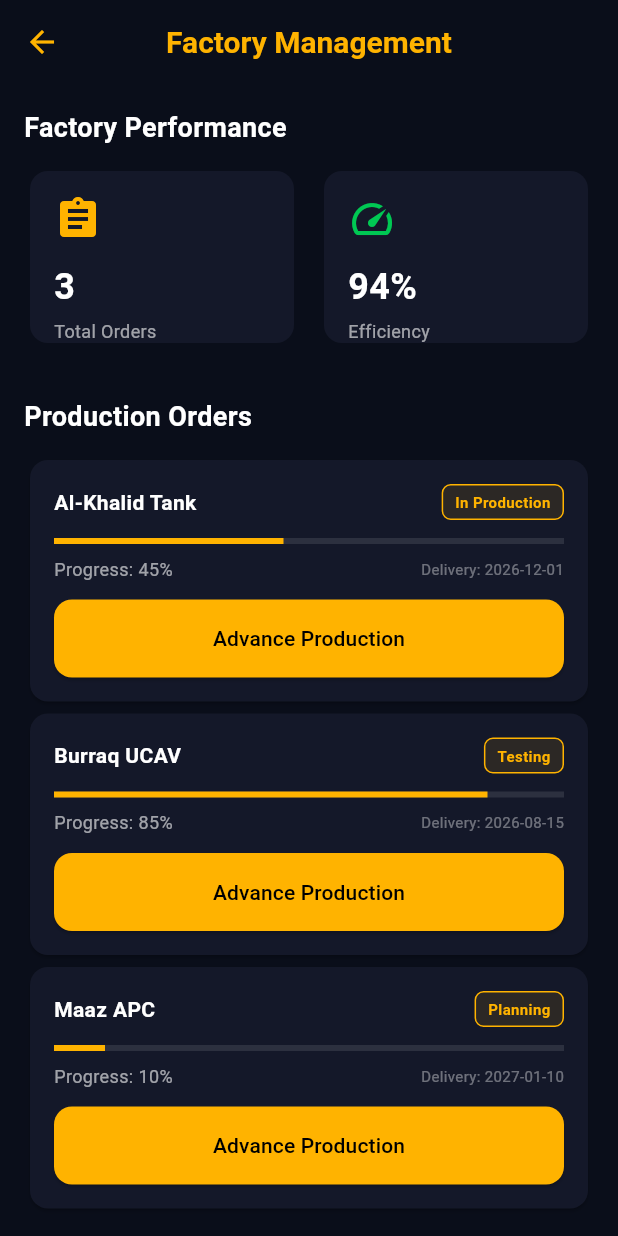
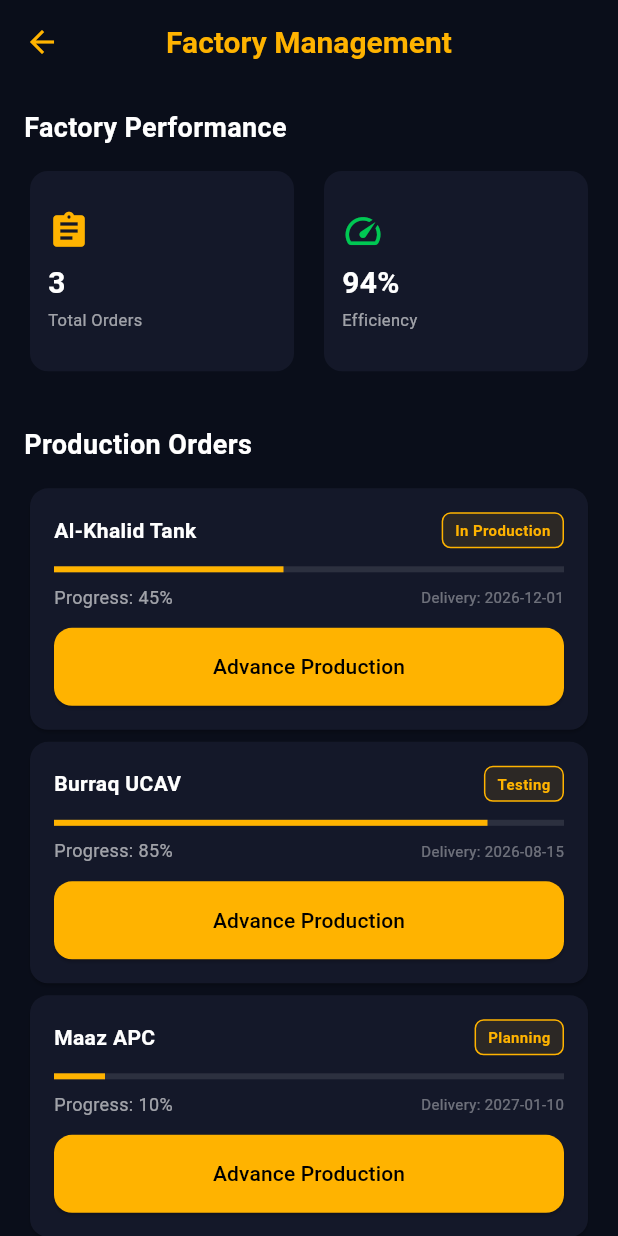
Before and after one commit to TheBilalButt/AMOPS, a Flutter app: the ManufacturingScreen screen opened directly, on a phone screen of 412 x 824 dp. Run offline on Flutter 3.47's test engine with Material 3 defaults, Android fonts, the phone set to English and light mode, and no system bars; our stand-ins replace cloud_firestore, firebase_auth, firebase_core, fl_chart, flutter_riverpod, lottie and 3 more; accounts and stored records are empty.

Commit message:
ui: resolve bottom layout overflows on small mobile screens in portrait mode

```diff
--- a/lib/screens/manufacturing/manufacturing_screen.dart
+++ b/lib/screens/manufacturing/manufacturing_screen.dart
@@ -38,7 +38,7 @@
               crossAxisCount: 2,
               crossAxisSpacing: 12,
               mainAxisSpacing: 12,
-              childAspectRatio: MediaQuery.of(context).orientation == Orientation.landscape ? 3.0 : 1.5,
+              childAspectRatio: MediaQuery.of(context).orientation == Orientation.landscape ? 3.0 : 1.3,
               children: [
                 StatCard(label: "Total Orders", value: mfgState.orders.length.toString(), icon: Icons.assignment),
                 StatCard(label: "Efficiency", value: "94%", icon: Icons.speed, iconColor: AppColors.success),
--- a/lib/screens/sales/sales_screen.dart
+++ b/lib/screens/sales/sales_screen.dart
@@ -38,7 +38,7 @@
               crossAxisCount: 2,
               crossAxisSpacing: 12,
               mainAxisSpacing: 12,
-              childAspectRatio: MediaQuery.of(context).orientation == Orientation.landscape ? 3.0 : 1.5,
+              childAspectRatio: MediaQuery.of(context).orientation == Orientation.landscape ? 3.0 : 1.3,
               children: [
                 StatCard(label: "Pipeline Value", value: "145M USD", icon: Icons.monetization_on),
                 StatCard(label: "Win Rate", value: "68%", icon: Icons.trending_up, iconColor: AppColors.success),
--- a/lib/widgets/stat_card.dart
+++ b/lib/widgets/stat_card.dart
@@ -28,28 +28,30 @@
     return Card(
       elevation: 0,
       child: Padding(
-        padding: const EdgeInsets.all(16.0),
+        padding: const EdgeInsets.symmetric(horizontal: 12.0, vertical: 10.0),
         child: Column(
           crossAxisAlignment: CrossAxisAlignment.start,
           mainAxisAlignment: MainAxisAlignment.center,
           children: [
-            Icon(icon, color: iconColor, size: 32),
-            const SizedBox(height: 12),
+            Icon(icon, color: iconColor, size: 28),
+            const SizedBox(height: 6),
             Text(
               value,
               style: const TextStyle(
                 color: AppColors.textPrimary,
-                fontSize: 24,
+                fontSize: 20,
                 fontWeight: FontWeight.bold,
               ),
             ),
-            const SizedBox(height: 4),
+            const SizedBox(height: 2),
             Text(
               label,
               style: const TextStyle(
                 color: AppColors.textSecondary,
-                fontSize: 12,
+                fontSize: 11,
               ),
+              maxLines: 2,
+              overflow: TextOverflow.ellipsis,
             ),
           ],
         ),
```
